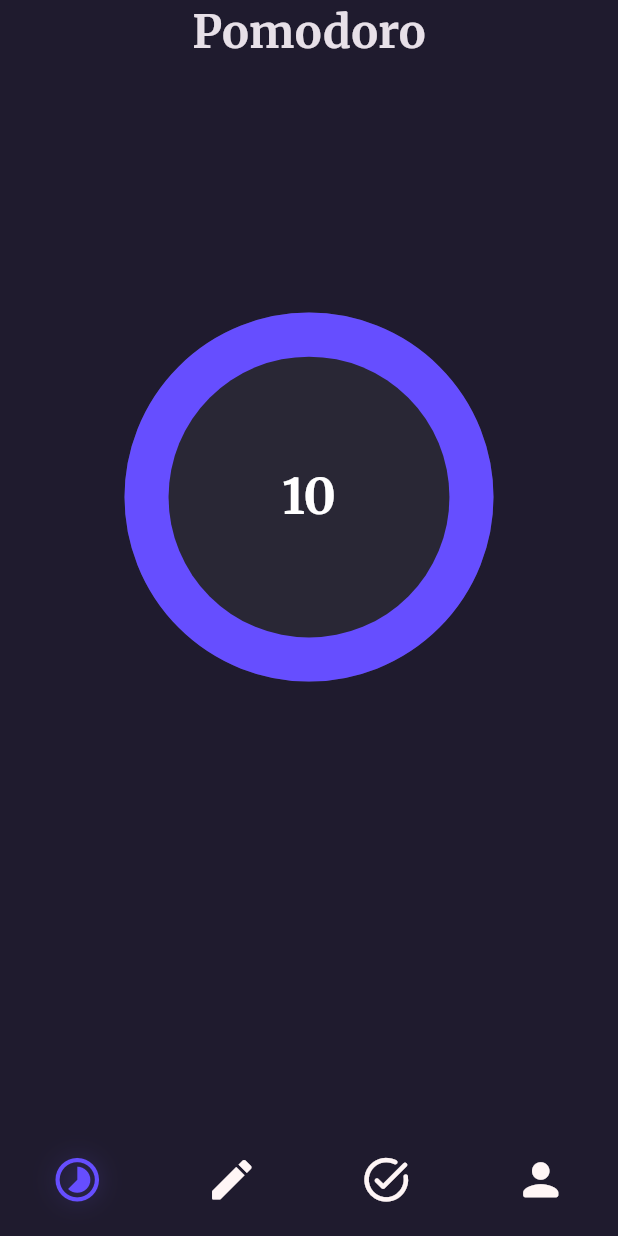
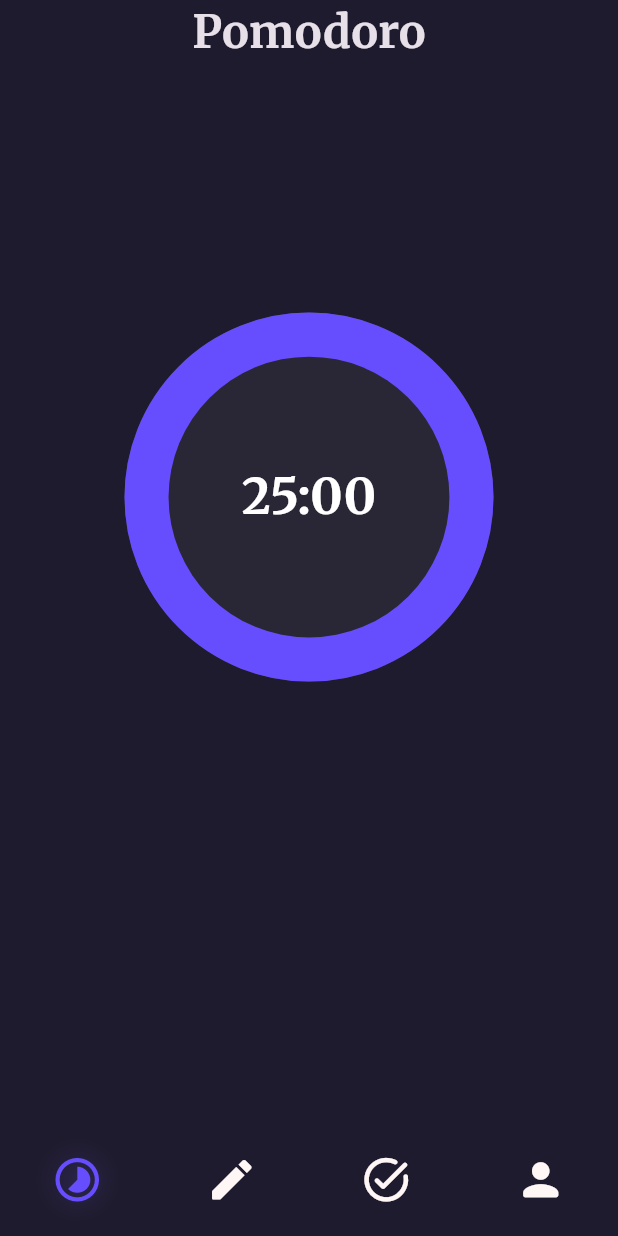
Before and after one commit to aricodeine/pmdr, a Flutter app: the screen it shows after launch, on a phone screen of 412 x 824 dp. Run offline on Flutter 3.47's test engine with Material 2 defaults, Android fonts, the light colour scheme and no system bars; drawn by our look-alikes of circular_countdown_timer; our stand-ins replace bloc, flutter_bloc, gap, google_fonts.

Commit message:
worked on timer profile model, timer bloc

```diff
--- a/lib/blocs/cubit/homeswitch_cubit.dart
+++ b/lib/blocs/cubit/homeswitch_cubit.dart
@@ -1,7 +1,7 @@
 import 'package:bloc/bloc.dart';
 
-class HomeswitchCubit extends Cubit<int> {
-  HomeswitchCubit() : super(0);
+class HomeSwitchCubit extends Cubit<int> {
+  HomeSwitchCubit() : super(0);
 
   void change(int index) => emit(index);
 }
--- /dev/null
+++ b/lib/blocs/timer/bloc/timer_bloc.dart
@@ -0,0 +1,19 @@
+import 'dart:async';
+
+import 'package:bloc/bloc.dart';
+import 'package:meta/meta.dart';
+
+part 'timer_event.dart';
+part 'timer_state.dart';
+
+class TimerBloc extends Bloc<TimerEvent, TimerState> {
+  TimerBloc() : super(TimerInitial()) {
+    on<TimerInitialEvent>(timerInitialEvent);
+  }
+
+  FutureOr<void> timerInitialEvent(TimerInitialEvent event, Emitter<TimerState> emit) async {
+    emit(TimerInitial());
+    await Future.delayed(const Duration(seconds: 3));
+    emit(TimerReadyState());
+  }
+}
--- /dev/null
+++ b/lib/blocs/timer/bloc/timer_event.dart
@@ -0,0 +1,14 @@
+part of 'timer_bloc.dart';
+
+@immutable
+sealed class TimerEvent {}
+
+class TimerInitialEvent extends TimerEvent {}
+
+class TimerStartEvent extends TimerEvent {}
+
+class TimerPauseEvent extends TimerEvent {}
+
+class TimerStopEvent extends TimerEvent {}
+
+class TimerResumeEvent extends TimerEvent {}
--- /dev/null
+++ b/lib/blocs/timer/bloc/timer_state.dart
@@ -0,0 +1,14 @@
+part of 'timer_bloc.dart';
+
+@immutable
+sealed class TimerState {}
+
+final class TimerInitial extends TimerState {}
+
+final class TimerReadyState extends TimerState {}
+
+final class TimerPausedState extends TimerState {}
+
+final class TimerStoppedState extends TimerState {}
+
+final class TimerResumedState extends TimerState {}
--- a/lib/core/utils.dart
+++ b/lib/core/utils.dart
@@ -1,3 +1,7 @@
+import 'package:pmdr/models/timer_profile/timer_profile.dart';
+
 class Utilities {
   static bool? isTimerBusy = false;
+  static TimerProfile currentlySetProfile =
+      const TimerProfile(profileName: 'Default', numberOfMins: 25);
 }
--- /dev/null
+++ b/lib/core/widgets/pmdr_timer.dart
@@ -0,0 +1,57 @@
+import 'package:circular_countdown_timer/circular_countdown_timer.dart';
+import 'package:flutter/material.dart';
+
+class PmdrTimer extends StatelessWidget {
+  const PmdrTimer({
+    super.key,
+    required int mins,
+    required CountDownController controller,
+  })  : _mins = mins,
+        _controller = controller;
+
+  final int _mins;
+  final CountDownController _controller;
+
+  @override
+  Widget build(BuildContext context) {
+    return CircularCountDownTimer(
+      duration: _mins * 60,
+      initialDuration: 0,
+      controller: _controller,
+      width: MediaQuery.of(context).size.width / 2,
+      height: MediaQuery.of(context).size.height / 2,
+      ringColor: const Color.fromARGB(255, 63, 60, 82),
+      fillColor: const Color(0xff664eff),
+      backgroundColor: const Color.fromARGB(255, 41, 39, 53),
+      backgroundGradient: null,
+      strokeWidth: 40.0,
+      strokeCap: StrokeCap.round,
+      textStyle: const TextStyle(
+        fontSize: 33.0,
+        color: Colors.white,
+        fontWeight: FontWeight.bold,
+      ),
+      textFormat: CountdownTextFormat.MM_SS,
+      isReverse: true,
+      isReverseAnimation: true,
+      isTimerTextShown: true,
+      autoStart: false,
+      onStart: () {
+        debugPrint('Countdown Started');
+      },
+      onComplete: () {
+        debugPrint('Countdown Ended');
+      },
+      onChange: (String timeStamp) {
+        debugPrint('Countdown Changed $timeStamp');
+      },
+      timeFormatterFunction: (defaultFormatterFunction, duration) {
+        if (duration.inSeconds == 0) {
+          return "Start";
+        } else {
+          return Function.apply(defaultFormatterFunction, [duration]);
+        }
+      },
+    );
+  }
+}
--- a/lib/main.dart
+++ b/lib/main.dart
@@ -1,6 +1,7 @@
 import 'package:flutter/material.dart';
 import 'package:flutter_bloc/flutter_bloc.dart';
 import 'package:pmdr/blocs/cubit/homeswitch_cubit.dart';
+import 'package:pmdr/blocs/timer/bloc/timer_bloc.dart';
 import 'package:pmdr/core/constants.dart';
 import 'package:pmdr/screens/home_screen.dart';
 import 'package:google_fonts/google_fonts.dart';
@@ -52,10 +53,14 @@ class MyApp extends StatelessWidget {
           displaySmall: GoogleFonts.pacifico(),
         ),
       ),
-      home: BlocProvider(
-        create: (context) => HomeswitchCubit(),
-        child: const HomeScreen(),
-      ),
+      home: MultiBlocProvider(providers: [
+        BlocProvider<HomeSwitchCubit>(
+          create: (BuildContext context) => HomeSwitchCubit(),
+        ),
+        BlocProvider<TimerBloc>(
+          create: (BuildContext context) => TimerBloc(),
+        ),
+      ], child: const HomeScreen()),
     );
   }
 }
--- /dev/null
+++ b/lib/models/timer_profile/timer_profile.dart
@@ -0,0 +1,15 @@
+import 'package:json_annotation/json_annotation.dart';
+
+part 'timer_profile.g.dart';
+
+@JsonSerializable()
+class TimerProfile {
+  final String profileName;
+  final int numberOfMins;
+
+  const TimerProfile({required this.profileName, required this.numberOfMins});
+
+  factory TimerProfile.fromJson(Map<String, dynamic> json) => _$TimerProfileFromJson(json);
+
+  Map<String, dynamic> toJson() => _$TimerProfileToJson(this);
+}
--- a/lib/screens/home_screen.dart
+++ b/lib/screens/home_screen.dart
@@ -12,19 +12,19 @@ class HomeScreen extends StatefulWidget {
 
 class _HomeScreenState extends State<HomeScreen> {
   void _onItemTapped(int value) {
-    BlocProvider.of<HomeswitchCubit>(context).change(value);
+    BlocProvider.of<HomeSwitchCubit>(context).change(value);
   }
 
   @override
   Widget build(BuildContext context) {
     return SafeArea(
       child: Scaffold(
-        body: BlocBuilder<HomeswitchCubit, int>(
+        body: BlocBuilder<HomeSwitchCubit, int>(
           builder: (context, state) {
             return Center(child: widgetOptions[state]);
           },
         ),
-        bottomNavigationBar: BlocBuilder<HomeswitchCubit, int>(
+        bottomNavigationBar: BlocBuilder<HomeSwitchCubit, int>(
           builder: (context, state) {
             return BottomNavigationBar(
               items: const [
--- a/lib/screens/pomodoro_view.dart
+++ b/lib/screens/pomodoro_view.dart
@@ -1,7 +1,11 @@
 import 'package:flutter/material.dart';
+import 'package:flutter_bloc/flutter_bloc.dart';
+import 'package:pmdr/blocs/timer/bloc/timer_bloc.dart';
 import 'package:pmdr/core/constants.dart';
 import 'package:gap/gap.dart';
 import 'package:circular_countdown_timer/circular_countdown_timer.dart';
+import 'package:pmdr/core/utils.dart';
+import 'package:pmdr/core/widgets/pmdr_timer.dart';
 
 class PomodoroView extends StatefulWidget {
   const PomodoroView({super.key});
@@ -11,10 +15,25 @@ class PomodoroView extends StatefulWidget {
 }
 
 class _PomodoroViewState extends State<PomodoroView> {
-  final int _duration = 10;
   final CountDownController _controller = CountDownController();
+
+  @override
+  void initState() {
+    super.initState();
+    BlocProvider.of<TimerBloc>(context).add(TimerInitialEvent());
+  }
+
   @override
   Widget build(BuildContext context) {
+    return BlocBuilder<TimerBloc, TimerState>(
+      builder: (context, state) {
+        if (state is TimerInitial) {
+          return const Column(
+            mainAxisAlignment: MainAxisAlignment.center,
+            children: [CircularProgressIndicator.adaptive()],
+          );
+        }
+
         return Column(
           children: [
             const Text(
@@ -22,46 +41,13 @@ class _PomodoroViewState extends State<PomodoroView> {
               style: kOptionStyle,
             ),
             Gap(MediaQuery.of(context).size.height * 0.1),
-        CircularCountDownTimer(
-          duration: _duration,
-          initialDuration: 0,
+            PmdrTimer(
+              mins: Utilities.currentlySetProfile.numberOfMins,
               controller: _controller,
-          width: MediaQuery.of(context).size.width / 2,
-          height: MediaQuery.of(context).size.height / 2,
-          ringColor: const Color.fromARGB(255, 63, 60, 82),
-          fillColor: const Color(0xff664eff),
-          backgroundColor: const Color.fromARGB(255, 41, 39, 53),
-          backgroundGradient: null,
-          strokeWidth: 40.0,
-          strokeCap: StrokeCap.round,
-          textStyle: const TextStyle(
-            fontSize: 33.0,
-            color: Colors.white,
-            fontWeight: FontWeight.bold,
-          ),
-          textFormat: CountdownTextFormat.S,
-          isReverse: true,
-          isReverseAnimation: true,
-          isTimerTextShown: true,
-          autoStart: true,
-          onStart: () {
-            debugPrint('Countdown Started');
-          },
-          onComplete: () {
-            debugPrint('Countdown Ended');
-          },
-          onChange: (String timeStamp) {
-            debugPrint('Countdown Changed $timeStamp');
-          },
-          timeFormatterFunction: (defaultFormatterFunction, duration) {
-            if (duration.inSeconds == 0) {
-              return "Start";
-            } else {
-              return Function.apply(defaultFormatterFunction, [duration]);
-            }
-          },
             ),
           ],
         );
+      },
+    );
   }
 }
```
Also changed, not shown: lib/models/timer_profile/timer_profile.g.dart (added). Lines whose indentation alone changed are shown as unchanged.
